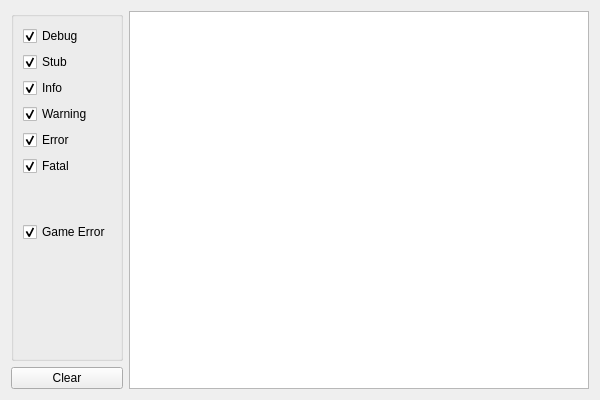
This is Libretro/mgba/src/platform/qt/LogView.ui in kiddreads/Avalon-copy2 as Qt 5 draws it before an edit. The edited form follows.
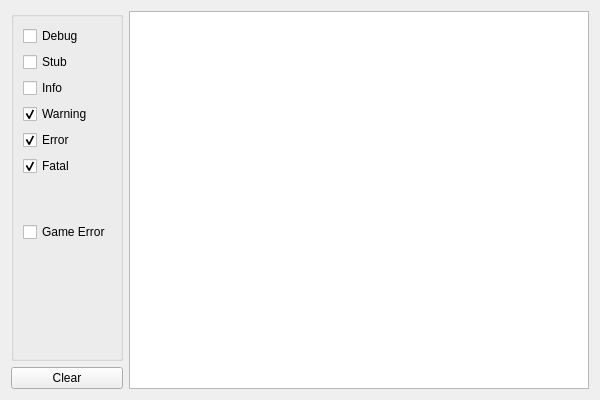
This is the edited form.

Commit message: Clear backlog automatically

Diff of the .ui file:
```diff
--- a/Libretro/mgba/src/platform/qt/LogView.ui
+++ b/Libretro/mgba/src/platform/qt/LogView.ui
@@ -28,7 +28,7 @@
            <string>Debug</string>
           </property>
           <property name="checked">
-           <bool>true</bool>
+           <bool>false</bool>
           </property>
          </widget>
         </item>
@@ -38,7 +38,7 @@
            <string>Stub</string>
           </property>
           <property name="checked">
-           <bool>true</bool>
+           <bool>false</bool>
           </property>
          </widget>
         </item>
@@ -48,7 +48,7 @@
            <string>Info</string>
           </property>
           <property name="checked">
-           <bool>true</bool>
+           <bool>false</bool>
           </property>
          </widget>
         </item>
@@ -104,7 +104,7 @@
            <string>Game Error</string>
           </property>
           <property name="checked">
-           <bool>true</bool>
+           <bool>false</bool>
           </property>
          </widget>
         </item>
```
Left out of the diff: 19 changed lines with no effect on the pictures. The commit also changes 2 other files.
